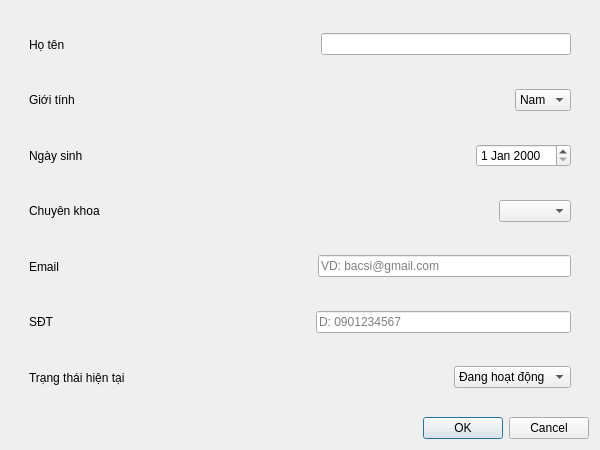
VanBao6002/PBL2_Appointment_Scheduling_System, file gui/addeditdoctordialog.ui: the form before one commit.
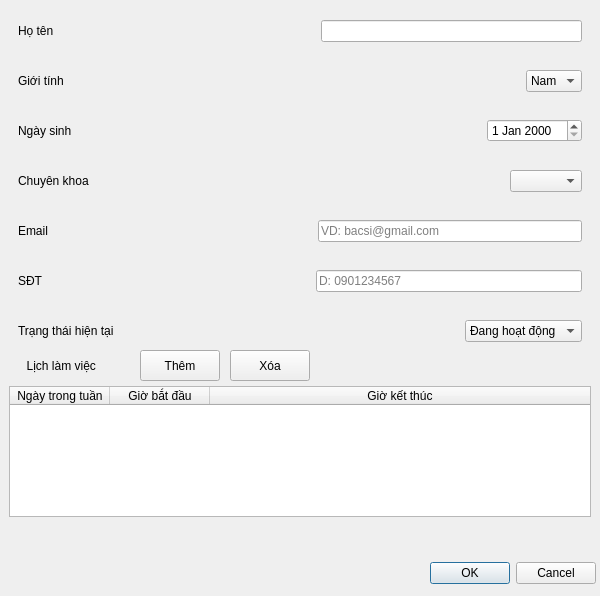
The form after the commit.

Commit message: worked on doctor working schedule

What changed in the file:
```diff
--- a/gui/addeditdoctordialog.ui
+++ b/gui/addeditdoctordialog.ui
@@ -7,15 +7,21 @@
     <x>0</x>
     <y>0</y>
     <width>600</width>
-    <height>450</height>
+    <height>596</height>
    </rect>
   </property>
   <property name="windowTitle">
    <string>Dialog</string>
   </property>
-  <layout class="QVBoxLayout" name="verticalLayout">
-   <item>
     <widget class="QWidget" name="widget_8" native="true">
+   <property name="geometry">
+    <rect>
+     <x>9</x>
+     <y>9</y>
+     <width>582</width>
+     <height>344</height>
+    </rect>
+   </property>
      <layout class="QVBoxLayout" name="verticalLayout_2">
       <item>
        <widget class="QWidget" name="widget_4" native="true">
@@ -257,9 +263,59 @@
       </item>
      </layout>
     </widget>
-   </item>
-   <item>
+  <widget class="QLabel" name="label_7">
+   <property name="geometry">
+    <rect>
+     <x>10</x>
+     <y>350</y>
+     <width>109</width>
+     <height>31</height>
+    </rect>
+   </property>
+   <property name="text">
+    <string>     Lịch làm việc</string>
+   </property>
+  </widget>
+  <widget class="QTableWidget" name="tableWorkingSchedule">
+   <property name="geometry">
+    <rect>
+     <x>9</x>
+     <y>386</y>
+     <width>582</width>
+     <height>131</height>
+    </rect>
+   </property>
+   <property name="columnCount">
+    <number>3</number>
+   </property>
+   <attribute name="horizontalHeaderStretchLastSection">
+    <bool>true</bool>
+   </attribute>
+   <column>
+    <property name="text">
+     <string>Ngày trong tuần</string>
+    </property>
+   </column>
+   <column>
+    <property name="text">
+     <string>Giờ bắt đầu</string>
+    </property>
+   </column>
+   <column>
+    <property name="text">
+     <string>Giờ kết thúc</string>
+    </property>
+   </column>
+  </widget>
     <widget class="QDialogButtonBox" name="buttonBox">
+   <property name="geometry">
+    <rect>
+     <x>430</x>
+     <y>560</y>
+     <width>166</width>
+     <height>26</height>
+    </rect>
+   </property>
      <property name="orientation">
       <enum>Qt::Orientation::Horizontal</enum>
      </property>
@@ -267,8 +323,32 @@
       <set>QDialogButtonBox::StandardButton::Cancel|QDialogButtonBox::StandardButton::Ok</set>
      </property>
     </widget>
-   </item>
-  </layout>
+  <widget class="QPushButton" name="pushButton">
+   <property name="geometry">
+    <rect>
+     <x>230</x>
+     <y>350</y>
+     <width>80</width>
+     <height>31</height>
+    </rect>
+   </property>
+   <property name="text">
+    <string>Xóa</string>
+   </property>
+  </widget>
+  <widget class="QPushButton" name="pushButton_3">
+   <property name="geometry">
+    <rect>
+     <x>140</x>
+     <y>350</y>
+     <width>80</width>
+     <height>31</height>
+    </rect>
+   </property>
+   <property name="text">
+    <string>Thêm</string>
+   </property>
+  </widget>
  </widget>
  <resources/>
  <connections>
```
Lines whose indentation alone changed are shown as unchanged. The commit also changes 8 other files.
